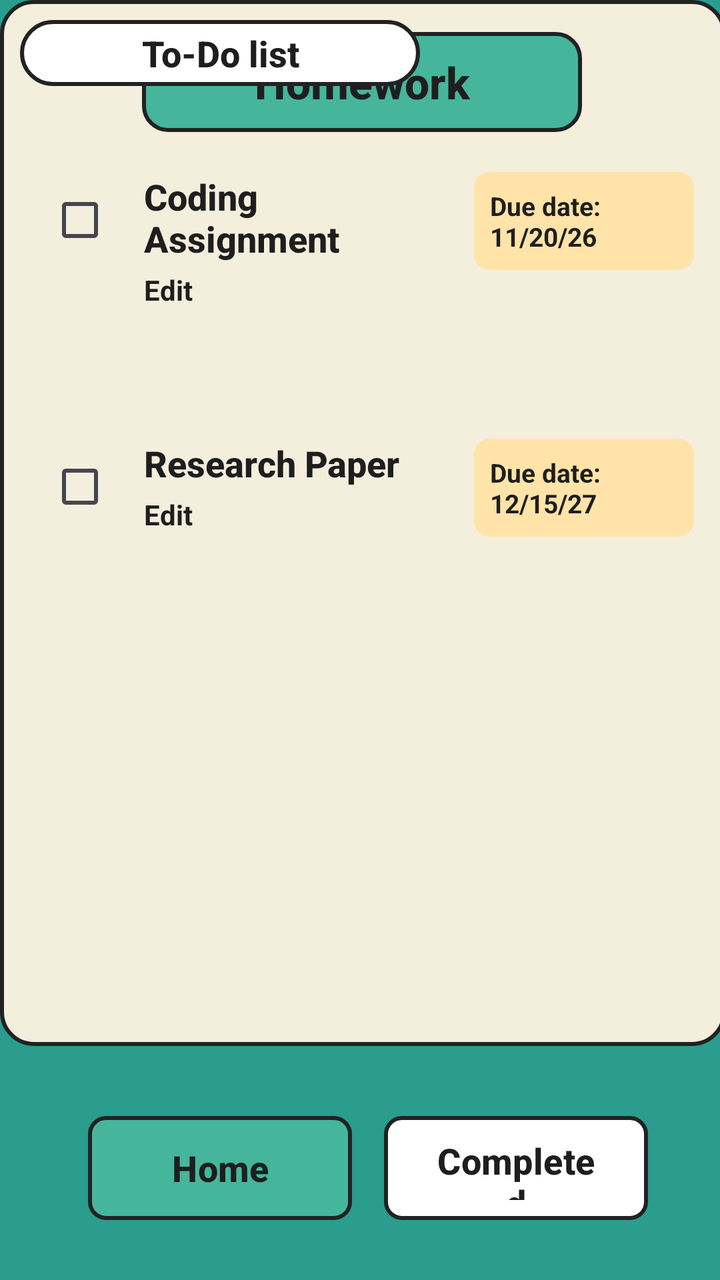
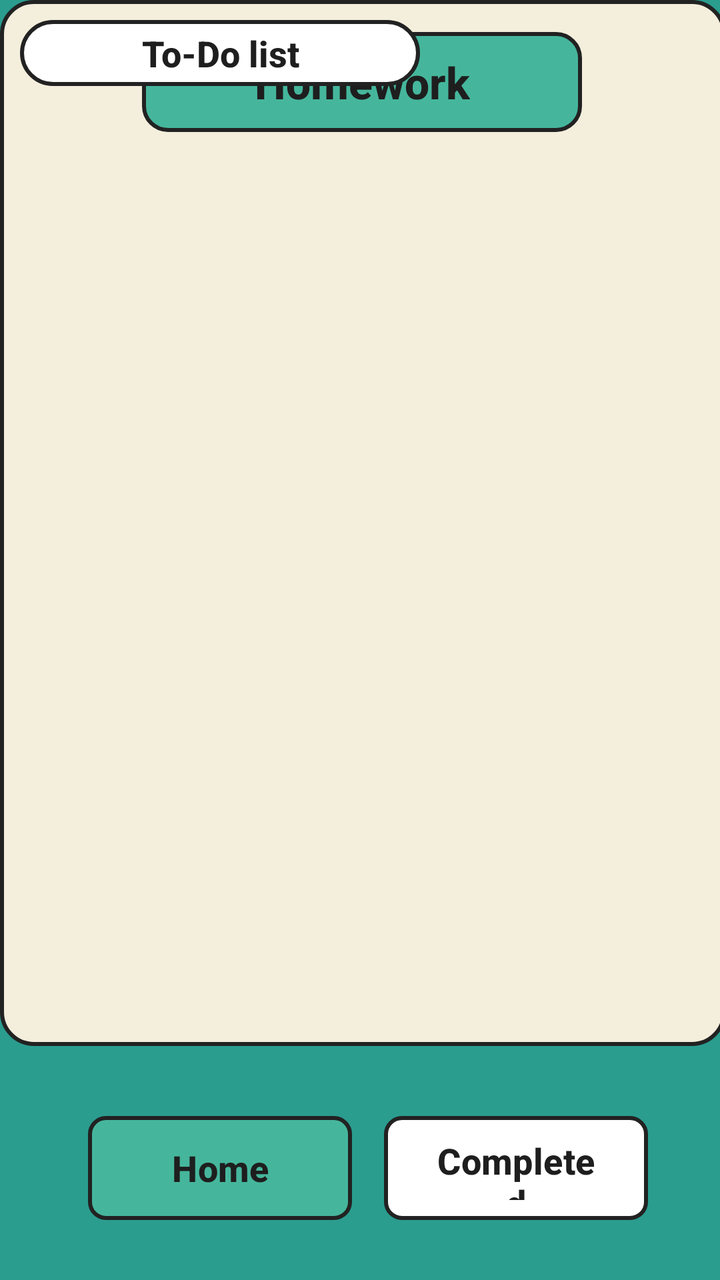

Two renders of the same Android screen: before a commit and after it. Below are the layout's source before the change and the commit's diff.
<!-- AndroidManifest.xml: application theme Theme.ApplicationProject -->
<!-- res/layout/activity_home_page.xml -->
<?xml version="1.0" encoding="utf-8"?>
<androidx.constraintlayout.widget.ConstraintLayout xmlns:android="http://schemas.android.com/apk/res/android"
    xmlns:app="http://schemas.android.com/apk/res-auto"
    xmlns:tools="http://schemas.android.com/tools"
    android:id="@+id/main"
    android:layout_width="match_parent"
    android:layout_height="match_parent"
    android:background="@color/app_teal"
    tools:context=".MainActivity">

    

    

    <ImageButton
        android:id="@+id/btnAdd"
        android:layout_width="40dp"
        android:layout_height="40dp"
        android:layout_marginTop="10dp"
        android:layout_marginEnd="20dp"
        android:background="@drawable/bg_button_white"
        android:contentDescription="Add Task"
        android:src="@android:drawable/ic_input_add"
        app:layout_constraintEnd_toEndOf="parent"
        app:layout_constraintTop_toTopOf="parent"
        app:tint="@color/border_dark"
        tools:ignore="HardcodedText,TouchTargetSizeCheck" />

    <ImageButton
        android:id="@+id/btnNotification"
        android:layout_width="40dp"
        android:layout_height="40dp"
        android:layout_marginTop="10dp"
        android:layout_marginEnd="32dp"
        android:background="@drawable/bg_button_white"
        android:contentDescription="@string/notifications3"
        android:src="@android:drawable/ic_popup_reminder"
        app:layout_constraintEnd_toStartOf="@+id/btnAdd"
        app:layout_constraintTop_toTopOf="parent"
        app:tint="@color/border_dark"
        tools:ignore="TouchTargetSizeCheck" />

    <androidx.constraintlayout.widget.ConstraintLayout
        android:id="@+id/mainCard"
        style="?android:attr/buttonBarStyle"
        android:layout_width="363dp"
        android:layout_height="523dp"
        android:background="@drawable/bg_card_cream"
        android:padding="16dp"
        tools:layout_editor_absoluteX="24dp"
        tools:layout_editor_absoluteY="96dp"
        tools:ignore="MissingConstraints">

        

        
        <TextView
            android:id="@+id/tvCategoryHeader"
            android:layout_width="220dp"
            android:layout_height="50dp"
            android:background="@drawable/bg_header_teal"
            android:fontFamily="sans-serif-medium"
            android:gravity="center"
            android:text="@string/homework"
            android:textColor="@color/text_dark"
            android:textSize="22sp"
            android:textStyle="bold"
            app:layout_constraintEnd_toEndOf="parent"
            app:layout_constraintHorizontal_bias="0.496"
            app:layout_constraintStart_toStartOf="parent"
            app:layout_constraintTop_toTopOf="parent" />

        <LinearLayout
            android:layout_width="0dp"
            android:layout_height="0dp"
            android:layout_marginTop="20dp"
            android:orientation="vertical"
            app:layout_constraintBottom_toBottomOf="parent"
            app:layout_constraintEnd_toEndOf="parent"
            app:layout_constraintStart_toStartOf="parent"
            app:layout_constraintTop_toBottomOf="@id/tvCategoryHeader">

            

            

            <androidx.constraintlayout.widget.ConstraintLayout
                android:layout_width="match_parent"
                android:layout_height="wrap_content"
                android:layout_marginBottom="24dp"
                android:paddingBottom="12dp">

                <CheckBox
                    android:id="@+id/cbCoding"
                    android:layout_width="wrap_content"
                    android:layout_height="wrap_content"
                    app:layout_constraintStart_toStartOf="parent"
                    app:layout_constraintTop_toTopOf="parent"
                    tools:ignore="DuplicateSpeakableTextCheck" />

                <TextView
                    android:id="@+id/tvCodingTitle"
                    android:layout_width="0dp"
                    android:layout_height="wrap_content"
                    android:layout_marginStart="8dp"
                    android:layout_marginEnd="12dp"
                    android:fontFamily="sans-serif-medium"
                    android:text="@string/coding_assignment1"
                    android:textColor="@color/text_dark"
                    android:textSize="18sp"
                    android:textStyle="bold"
                    app:layout_constraintEnd_toStartOf="@id/cardDate1"
                    app:layout_constraintStart_toEndOf="@id/cbCoding"
                    app:layout_constraintTop_toTopOf="@id/cbCoding" />

                <TextView
                    android:id="@+id/tvEditCoding"
                    android:layout_width="wrap_content"
                    android:layout_height="wrap_content"
                    android:layout_marginStart="8dp"
                    android:layout_marginTop="4dp"
                    android:background="?attr/selectableItemBackground"
                    android:clickable="true"
                    android:focusable="true"
                    android:minWidth="48dp"
                    android:minHeight="48dp"
                    android:text="@string/edit1"
                    android:textColor="@color/text_dark"
                    android:textSize="14sp"
                    android:textStyle="bold"
                    app:layout_constraintStart_toEndOf="@id/cbCoding"
                    app:layout_constraintTop_toBottomOf="@id/tvCodingTitle"
                    tools:ignore="DuplicateSpeakableTextCheck" />

                
                <TextView
                    android:id="@+id/cardDate1"
                    android:layout_width="110dp"
                    android:layout_height="wrap_content"
                    android:background="@drawable/bg_date_badge"
                    android:fontFamily="sans-serif"
                    android:padding="8dp"
                    android:text="@string/due_date_n11_20_26"
                    android:textColor="@color/text_dark"
                    android:textSize="13sp"
                    android:textStyle="bold"
                    app:layout_constraintEnd_toEndOf="parent"
                    app:layout_constraintTop_toTopOf="parent" />

            </androidx.constraintlayout.widget.ConstraintLayout>

            <androidx.constraintlayout.widget.ConstraintLayout
                android:layout_width="match_parent"
                android:layout_height="wrap_content">

                <CheckBox
                    android:id="@+id/cbResearch"
                    android:layout_width="wrap_content"
                    android:layout_height="wrap_content"
                    app:layout_constraintStart_toStartOf="parent"
                    app:layout_constraintTop_toTopOf="parent" />

                <TextView
                    android:id="@+id/tvResearchTitle"
                    android:layout_width="0dp"
                    android:layout_height="wrap_content"
                    android:layout_marginStart="8dp"
                    android:layout_marginEnd="12dp"
                    android:fontFamily="sans-serif-medium"
                    android:text="@string/research_paper"
                    android:textColor="@color/text_dark"
                    android:textSize="18sp"
                    android:textStyle="bold"
                    app:layout_constraintEnd_toStartOf="@id/cardDate2"
                    app:layout_constraintStart_toEndOf="@id/cbResearch"
                    app:layout_constraintTop_toTopOf="@id/cbResearch" />

                <TextView
                    android:id="@+id/tvEditResearch"
                    android:layout_width="wrap_content"
                    android:layout_height="wrap_content"
                    android:layout_marginStart="8dp"
                    android:layout_marginTop="4dp"
                    android:background="?attr/selectableItemBackground"
                    android:clickable="true"
                    android:focusable="true"
                    android:minWidth="48dp"
                    android:minHeight="48dp"
                    android:text="@string/edit"
                    android:textColor="@color/text_dark"
                    android:textSize="14sp"
                    android:textStyle="bold"
                    app:layout_constraintStart_toEndOf="@id/cbResearch"
                    app:layout_constraintTop_toBottomOf="@id/tvResearchTitle" />

                
                <TextView
                    android:id="@+id/cardDate2"
                    android:layout_width="110dp"
                    android:layout_height="wrap_content"
                    android:background="@drawable/bg_date_badge"
                    android:fontFamily="sans-serif"
                    android:padding="8dp"
                    android:text="@string/due_date_n12_15_27"
                    android:textColor="@color/text_dark"
                    android:textSize="13sp"
                    android:textStyle="bold"
                    app:layout_constraintEnd_toEndOf="parent"
                    app:layout_constraintTop_toTopOf="parent" />

            </androidx.constraintlayout.widget.ConstraintLayout>

        </LinearLayout>

    </androidx.constraintlayout.widget.ConstraintLayout>

    
    <LinearLayout
        android:id="@+id/bottomNav"
        style="?android:attr/buttonBarButtonStyle"
        android:layout_width="0dp"
        android:layout_height="64dp"
        android:layout_marginStart="24dp"
        android:layout_marginEnd="24dp"
        android:layout_marginBottom="24dp"
        android:orientation="horizontal"
        app:layout_constraintBottom_toBottomOf="parent"
        app:layout_constraintEnd_toEndOf="parent"
        app:layout_constraintStart_toStartOf="parent">

        
        <Button
            android:id="@+id/btnHomeNav"
            style="?android:attr/buttonBarButtonStyle"
            android:layout_width="0dp"
            android:layout_height="match_parent"
            android:layout_weight="1"
            android:layout_marginEnd="8dp"
            android:background="@drawable/bg_button_teal"
            android:fontFamily="sans-serif-medium"
            android:text="@string/home1"
            android:textColor="@color/text_dark"
            android:textSize="18sp"
            android:textStyle="bold"
            app:backgroundTint="@null" />

        
        <Button
            android:id="@+id/btnCompletedNav"
            android:layout_width="0dp"
            android:layout_height="match_parent"
            android:layout_weight="1"
            android:layout_marginStart="8dp"
            android:background="@drawable/bg_button_white"
            android:fontFamily="sans-serif-medium"
            android:text="@string/completed2"
            android:textColor="@color/text_dark"
            android:textSize="18sp"
            android:textStyle="bold"
            app:backgroundTint="@null"
            tools:ignore="ButtonStyle" />

    </LinearLayout>

    <TextView
        android:layout_width="200dp"
        android:layout_height="33dp"
        android:layout_marginStart="10dp"
        android:layout_marginTop="10dp"
        android:layout_weight="1"
        android:background="@drawable/bg_pill_white"
        android:fontFamily="sans-serif-medium"
        android:gravity="center"
        android:text="@string/to_do_list3"
        android:textColor="@color/text_dark"
        android:textSize="18sp"
        android:textStyle="bold"
        app:layout_constraintStart_toStartOf="parent"
        app:layout_constraintTop_toTopOf="parent"
        tools:ignore="TextSizeCheck" />

</androidx.constraintlayout.widget.ConstraintLayout>
<!-- resources referenced by this layout -->
<resources>
  <color name="app_teal">#2A9D8F</color>
  <color name="border_dark">#222222</color>
  <color name="text_dark">#1E1E1E</color>
  <!-- drawable bg_button_teal (drawable) -->
  <?xml version="1.0" encoding="utf-8"?>
  <shape xmlns:android="http://schemas.android.com/apk/res/android"
      android:shape="rectangle">
      <solid android:color="@color/header_teal" />
      <stroke android:width="2dp" android:color="@color/border_dark" />
      <corners android:radius="8dp" />
  </shape>
  <!-- drawable bg_button_white (drawable) -->
  <?xml version="1.0" encoding="utf-8"?>
  <shape xmlns:android="http://schemas.android.com/apk/res/android"
      android:shape="rectangle">
      <solid android:color="@color/white" />
      <stroke android:width="2dp" android:color="@color/border_dark" />
      <corners android:radius="8dp" />
  </shape>
  <!-- drawable bg_card_cream (drawable) -->
  <?xml version="1.0" encoding="utf-8"?>
  <shape xmlns:android="http://schemas.android.com/apk/res/android"
      android:shape="rectangle">
      <solid android:color="@color/card_cream" />
      <stroke android:width="2dp" android:color="@color/border_dark" />
      <corners android:radius="16dp" />
  </shape>
  <!-- drawable bg_date_badge (drawable) -->
  <?xml version="1.0" encoding="utf-8"?>
  <shape xmlns:android="http://schemas.android.com/apk/res/android"
      android:shape="rectangle">
      <solid android:color="@color/date_badge" />
      <corners android:radius="8dp" />
  </shape>
  <!-- drawable bg_header_teal (drawable) -->
  <?xml version="1.0" encoding="utf-8"?>
  <shape xmlns:android="http://schemas.android.com/apk/res/android"
      android:shape="rectangle">
      <solid android:color="@color/header_teal" />
      <stroke android:width="2dp" android:color="@color/border_dark" />
      <corners android:radius="12dp" />
  </shape>
  <!-- drawable bg_pill_white (drawable) -->
  <?xml version="1.0" encoding="utf-8"?>
  <shape xmlns:android="http://schemas.android.com/apk/res/android"
      android:shape="rectangle">
      <solid android:color="@color/white" />
      <stroke android:width="2dp" android:color="@color/border_dark" />
      <corners android:radius="30dp" />
  </shape>
  <string name="coding_assignment1">Coding Assignment</string>
  <string name="completed2">Completed</string>
  <string name="due_date_n11_20_26">Due date:\n11/20/26</string>
  <string name="due_date_n12_15_27">Due date:\n12/15/27</string>
  <string name="edit">Edit</string>
  <string name="edit1">Edit</string>
  <string name="home1">Home</string>
  <string name="homework">Homework</string>
  <string name="notifications3">Notifications</string>
  <string name="research_paper">Research Paper</string>
  <string name="to_do_list3">To-Do list</string>
  <style name="Theme.ApplicationProject" parent="Base.Theme.ApplicationProject" />
  <color name="header_teal">#45B69C</color>
  <color name="white">#FFFFFFFF</color>
  <color name="card_cream">#F4EEDC</color>
  <color name="date_badge">#FFE3A8</color>
  <style name="Base.Theme.ApplicationProject" parent="Theme.Material3.DayNight.NoActionBar">
          
          
      </style>
</resources>

<!-- the commit's change to res/layout/activity_home_page.xml (unified diff, before → after) -->
@@ -70,147 +70,23 @@
             app:layout_constraintStart_toStartOf="parent"
             app:layout_constraintTop_toTopOf="parent" />
 
-        <LinearLayout
+        <ScrollView
             android:layout_width="0dp"
             android:layout_height="0dp"
             android:layout_marginTop="20dp"
-            android:orientation="vertical"
+            android:fillViewport="true"
             app:layout_constraintBottom_toBottomOf="parent"
             app:layout_constraintEnd_toEndOf="parent"
             app:layout_constraintStart_toStartOf="parent"
             app:layout_constraintTop_toBottomOf="@id/tvCategoryHeader">
 
-            
-
-            
-
-            <androidx.constraintlayout.widget.ConstraintLayout
+            <LinearLayout
+                android:id="@+id/taskList"
                 android:layout_width="match_parent"
                 android:layout_height="wrap_content"
-                android:layout_marginBottom="24dp"
-                android:paddingBottom="12dp">
-
-                <CheckBox
-                    android:id="@+id/cbCoding"
-                    android:layout_width="wrap_content"
-                    android:layout_height="wrap_content"
-                    app:layout_constraintStart_toStartOf="parent"
-                    app:layout_constraintTop_toTopOf="parent"
-                    tools:ignore="DuplicateSpeakableTextCheck" />
-
-                <TextView
-                    android:id="@+id/tvCodingTitle"
-                    android:layout_width="0dp"
-                    android:layout_height="wrap_content"
-                    android:layout_marginStart="8dp"
-                    android:layout_marginEnd="12dp"
-                    android:fontFamily="sans-serif-medium"
-                    android:text="@string/coding_assignment1"
-                    android:textColor="@color/text_dark"
-                    android:textSize="18sp"
-                    android:textStyle="bold"
-                    app:layout_constraintEnd_toStartOf="@id/cardDate1"
-                    app:layout_constraintStart_toEndOf="@id/cbCoding"
-                    app:layout_constraintTop_toTopOf="@id/cbCoding" />
-
-                <TextView
-                    android:id="@+id/tvEditCoding"
-                    android:layout_width="wrap_content"
-                    android:layout_height="wrap_content"
-                    android:layout_marginStart="8dp"
-                    android:layout_marginTop="4dp"
-                    android:background="?attr/selectableItemBackground"
-                    android:clickable="true"
-                    android:focusable="true"
-                    android:minWidth="48dp"
-                    android:minHeight="48dp"
-                    android:text="@string/edit1"
-                    android:textColor="@color/text_dark"
-                    android:textSize="14sp"
-                    android:textStyle="bold"
-                    app:layout_constraintStart_toEndOf="@id/cbCoding"
-                    app:layout_constraintTop_toBottomOf="@id/tvCodingTitle"
-                    tools:ignore="DuplicateSpeakableTextCheck" />
-
-                
-                <TextView
-                    android:id="@+id/cardDate1"
-                    android:layout_width="110dp"
-                    android:layout_height="wrap_content"
-                    android:background="@drawable/bg_date_badge"
-                    android:fontFamily="sans-serif"
-                    android:padding="8dp"
-                    android:text="@string/due_date_n11_20_26"
-                    android:textColor="@color/text_dark"
-                    android:textSize="13sp"
-                    android:textStyle="bold"
-                    app:layout_constraintEnd_toEndOf="parent"
-                    app:layout_constraintTop_toTopOf="parent" />
-
-            </androidx.constraintlayout.widget.ConstraintLayout>
-
-            <androidx.constraintlayout.widget.ConstraintLayout
-                android:layout_width="match_parent"
-                android:layout_height="wrap_content">
-
-                <CheckBox
-                    android:id="@+id/cbResearch"
-                    android:layout_width="wrap_content"
-                    android:layout_height="wrap_content"
-                    app:layout_constraintStart_toStartOf="parent"
-                    app:layout_constraintTop_toTopOf="parent" />
-
-                <TextView
-                    android:id="@+id/tvResearchTitle"
-                    android:layout_width="0dp"
-                    android:layout_height="wrap_content"
-                    android:layout_marginStart="8dp"
-                    android:layout_marginEnd="12dp"
-                    android:fontFamily="sans-serif-medium"
-                    android:text="@string/research_paper"
-                    android:textColor="@color/text_dark"
-                    android:textSize="18sp"
-                    android:textStyle="bold"
-                    app:layout_constraintEnd_toStartOf="@id/cardDate2"
-                    app:layout_constraintStart_toEndOf="@id/cbResearch"
-                    app:layout_constraintTop_toTopOf="@id/cbResearch" />
-
-                <TextView
-                    android:id="@+id/tvEditResearch"
-                    android:layout_width="wrap_content"
-                    android:layout_height="wrap_content"
-                    android:layout_marginStart="8dp"
-                    android:layout_marginTop="4dp"
-                    android:background="?attr/selectableItemBackground"
-                    android:clickable="true"
-                    android:focusable="true"
-                    android:minWidth="48dp"
-                    android:minHeight="48dp"
-                    android:text="@string/edit"
-                    android:textColor="@color/text_dark"
-                    android:textSize="14sp"
-                    android:textStyle="bold"
-                    app:layout_constraintStart_toEndOf="@id/cbResearch"
-                    app:layout_constraintTop_toBottomOf="@id/tvResearchTitle" />
-
-                
-                <TextView
-                    android:id="@+id/cardDate2"
-                    android:layout_width="110dp"
-                    android:layout_height="wrap_content"
-                    android:background="@drawable/bg_date_badge"
-                    android:fontFamily="sans-serif"
-                    android:padding="8dp"
-                    android:text="@string/due_date_n12_15_27"
-                    android:textColor="@color/text_dark"
-                    android:textSize="13sp"
-                    android:textStyle="bold"
-                    app:layout_constraintEnd_toEndOf="parent"
-                    app:layout_constraintTop_toTopOf="parent" />
-
-            </androidx.constraintlayout.widget.ConstraintLayout>
-
-        </LinearLayout>
+                android:orientation="vertical"
+                android:paddingBottom="8dp" />
+        </ScrollView>
 
     </androidx.constraintlayout.widget.ConstraintLayout>
 
<!-- resource entries referenced after the edit -->
@@ -27,13 +27,6 @@
       <stroke android:width="2dp" android:color="@color/border_dark" />
       <corners android:radius="16dp" />
   </shape>
-  <!-- drawable bg_date_badge (drawable) -->
-  <?xml version="1.0" encoding="utf-8"?>
-  <shape xmlns:android="http://schemas.android.com/apk/res/android"
-      android:shape="rectangle">
-      <solid android:color="@color/date_badge" />
-      <corners android:radius="8dp" />
-  </shape>
   <!-- drawable bg_header_teal (drawable) -->
   <?xml version="1.0" encoding="utf-8"?>
   <shape xmlns:android="http://schemas.android.com/apk/res/android"
@@ -50,22 +43,15 @@
       <stroke android:width="2dp" android:color="@color/border_dark" />
       <corners android:radius="30dp" />
   </shape>
-  <string name="coding_assignment1">Coding Assignment</string>
   <string name="completed2">Completed</string>
-  <string name="due_date_n11_20_26">Due date:\n11/20/26</string>
-  <string name="due_date_n12_15_27">Due date:\n12/15/27</string>
-  <string name="edit">Edit</string>
-  <string name="edit1">Edit</string>
   <string name="home1">Home</string>
   <string name="homework">Homework</string>
   <string name="notifications3">Notifications</string>
-  <string name="research_paper">Research Paper</string>
   <string name="to_do_list3">To-Do list</string>
   <style name="Theme.ApplicationProject" parent="Base.Theme.ApplicationProject" />
   <color name="header_teal">#45B69C</color>
   <color name="white">#FFFFFFFF</color>
   <color name="card_cream">#F4EEDC</color>
-  <color name="date_badge">#FFE3A8</color>
   <style name="Base.Theme.ApplicationProject" parent="Theme.Material3.DayNight.NoActionBar">
           
           
